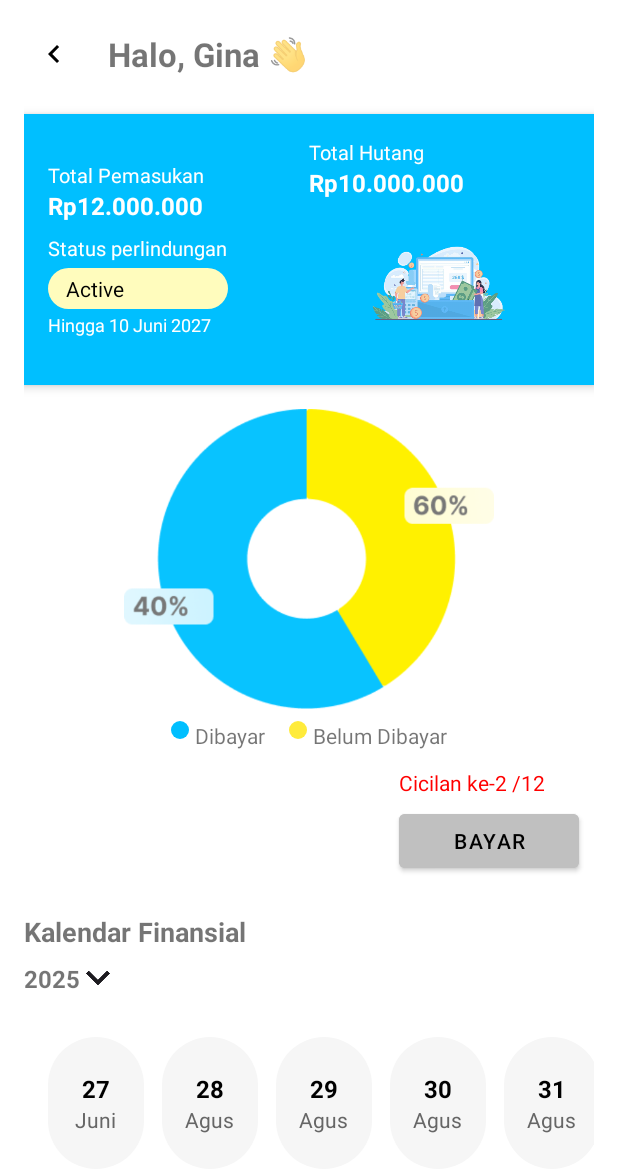
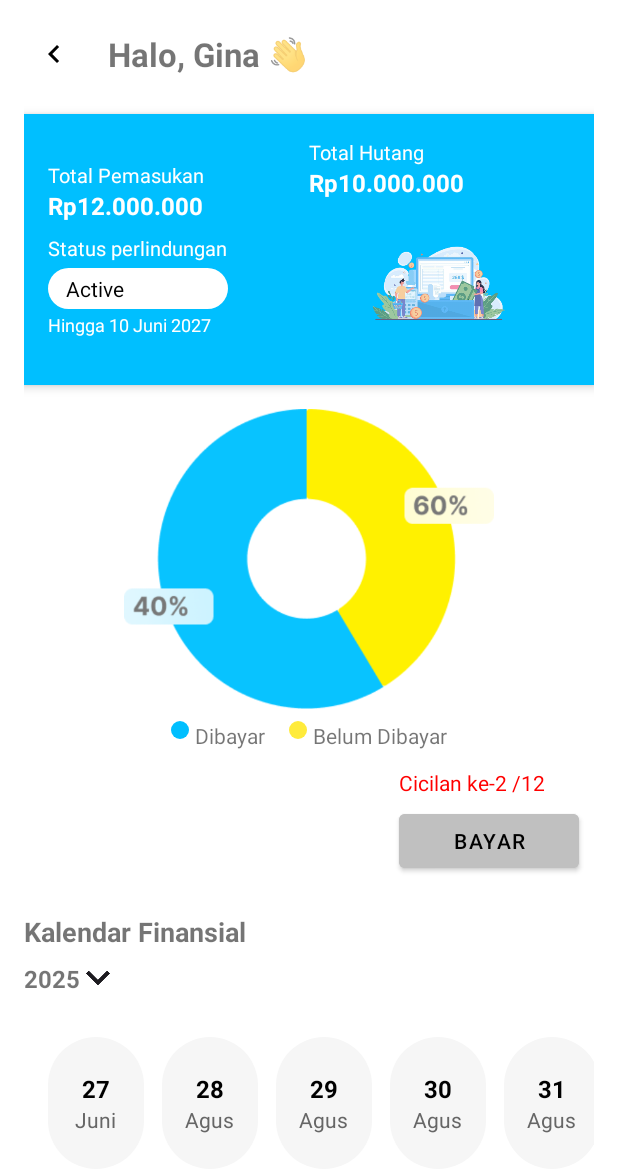
Before and after one commit to nisajamalia/FinlyRenew, an Android app: the DetailActivity screen opened directly, with no data from a screen before it, on a phone screen of 412 x 824 dp. Shown: the top 1172 px of the screen. Run offline under Robolectric (Android 15) with nearby library versions, the phone set to English and light mode, and no system bars.

Commit message:
[SM] fix: benerin color

```diff
--- a/app/src/main/res/drawable/status_active_bg.xml
+++ b/app/src/main/res/drawable/status_active_bg.xml
@@ -1,6 +1,6 @@
 <?xml version="1.0" encoding="utf-8"?>
 <shape xmlns:android="http://schemas.android.com/apk/res/android"
     android:shape="rectangle">
-    <solid android:color="#FFFCBD"/>
+    <solid android:color="@color/white"/>
     <corners android:radius="16dp"/>
 </shape>
--- a/app/src/main/res/values-night/themes.xml
+++ b/app/src/main/res/values-night/themes.xml
@@ -1,9 +1,9 @@
 <resources xmlns:tools="http://schemas.android.com/tools">
     <!-- Base application theme. -->
-    <style name="Theme.FinlyRenew" parent="Theme.MaterialComponents.DayNight.DarkActionBar">
+    <style name="Theme.FinlyRenew" parent="Theme.MaterialComponents.Light.DarkActionBar">
         <!-- Primary brand color. -->
-        <item name="colorPrimary">@color/purple_200</item>
-        <item name="colorPrimaryVariant">@color/purple_700</item>
+        <item name="colorPrimary">@color/blue_dark</item>
+        <item name="colorPrimaryVariant">@color/black</item>
         <item name="colorOnPrimary">@color/black</item>
         <!-- Secondary brand color. -->
         <item name="colorSecondary">@color/teal_200</item>
--- a/app/src/main/res/values/themes.xml
+++ b/app/src/main/res/values/themes.xml
@@ -1,5 +1,5 @@
 <resources xmlns:tools="http://schemas.android.com/tools">
-    <style name="Theme.FinlyRenew" parent="Theme.MaterialComponents.DayNight.DarkActionBar">
+    <style name="Theme.FinlyRenew" parent="Theme.MaterialComponents.Light.DarkActionBar">
 
         <!-- Status bar dan lainnya -->
         <item name="android:statusBarColor">?attr/colorPrimaryVariant</item>
@@ -9,23 +9,3 @@
         <item name="android:colorBackground">@color/white</item>
     </style>
 </resources>
-
-
-
-
-<!--<resources xmlns:tools="http://schemas.android.com/tools">-->
-<!--    &lt;!&ndash; Base application theme. &ndash;&gt;-->
-<!--    <style name="Theme.FinlyRenew" parent="Theme.MaterialComponents.DayNight.DarkActionBar">-->
-<!--        &lt;!&ndash; Primary brand color. &ndash;&gt;-->
-<!--        <item name="colorPrimary">@color/purple_500</item>-->
-<!--        <item name="colorPrimaryVariant">@color/purple_700</item>-->
-<!--        <item name="colorOnPrimary">@color/white</item>-->
-<!--        &lt;!&ndash; Secondary brand color. &ndash;&gt;-->
-<!--        <item name="colorSecondary">@color/teal_200</item>-->
-<!--        <item name="colorSecondaryVariant">@color/teal_700</item>-->
-<!--        <item name="colorOnSecondary">@color/black</item>-->
-<!--        &lt;!&ndash; Status bar color. &ndash;&gt;-->
-<!--        <item name="android:statusBarColor">?attr/colorPrimaryVariant</item>-->
-<!--        &lt;!&ndash; Customize your theme here. &ndash;&gt;-->
-<!--    </style>-->
-<!--</resources>-->
```
Also changed, not shown: app/src/main/res/drawable/profile_default.png (added).
